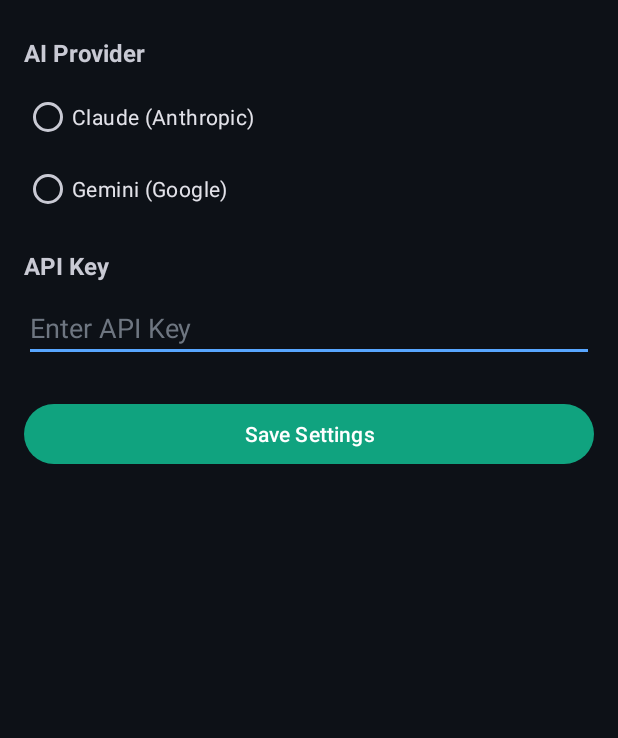
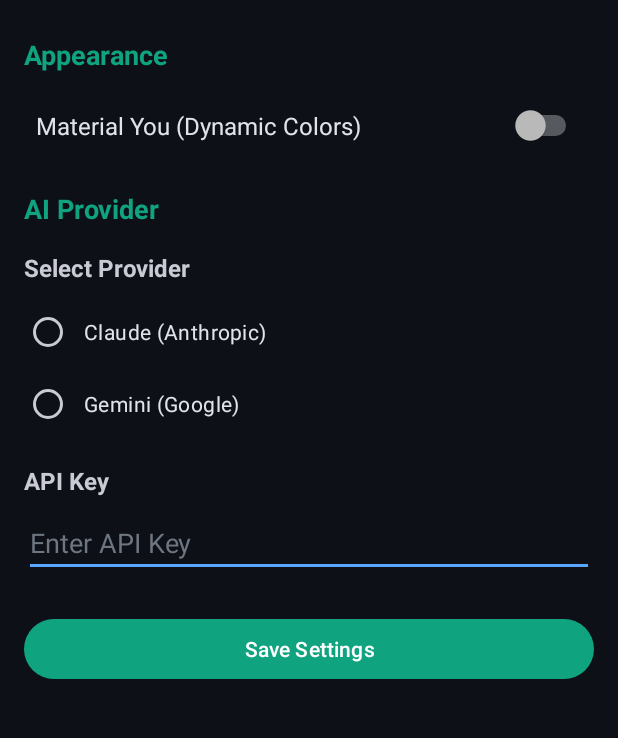
Before and after one commit to thejaustin/termux-ai-app, an Android app: the layout activity_settings.xml on its own in the app's theme, with its tools: preview values and no code run, on a phone screen of 412 x 824 dp, the part 73-811 px from its top. Run offline under Robolectric (Android 15) with nearby library versions, the phone set to English and light mode, and no system bars.

Commit message:
Add Material You (Dynamic Colors) theming option

```diff
--- a/app/src/main/res/layout/activity_settings.xml
+++ b/app/src/main/res/layout/activity_settings.xml
@@ -17,10 +17,39 @@
             android:textStyle="bold"
             android:layout_marginBottom="24dp" />
 
+        <!-- Appearance Section -->
+        <TextView
+            android:layout_width="match_parent"
+            android:layout_height="wrap_content"
+            android:text="Appearance"
+            android:textSize="18sp"
+            android:textStyle="bold"
+            android:textColor="?attr/colorPrimary"
+            android:layout_marginBottom="16dp" />
+
+        <Switch
+            android:id="@+id/dynamic_colors_switch"
+            android:layout_width="match_parent"
+            android:layout_height="wrap_content"
+            android:text="Material You (Dynamic Colors)"
+            android:textSize="16sp"
+            android:padding="8dp"
+            android:layout_marginBottom="24dp" />
+
+        <!-- AI Provider Section -->
         <TextView
             android:layout_width="match_parent"
             android:layout_height="wrap_content"
             android:text="AI Provider"
+            android:textSize="18sp"
+            android:textStyle="bold"
+            android:textColor="?attr/colorPrimary"
+            android:layout_marginBottom="16dp" />
+
+        <TextView
+            android:layout_width="match_parent"
+            android:layout_height="wrap_content"
+            android:text="Select Provider"
             android:textSize="16sp"
             android:textStyle="bold"
             android:layout_marginBottom="8dp" />
@@ -35,13 +64,15 @@
                 android:id="@+id/provider_claude"
                 android:layout_width="wrap_content"
                 android:layout_height="wrap_content"
-                android:text="Claude (Anthropic)" />
+                android:text="Claude (Anthropic)"
+                android:padding="8dp"/>
 
             <RadioButton
                 android:id="@+id/provider_gemini"
                 android:layout_width="wrap_content"
                 android:layout_height="wrap_content"
-                android:text="Gemini (Google)" />
+                android:text="Gemini (Google)"
+                android:padding="8dp"/>
         </RadioGroup>
 
         <TextView
```
Also changed, not shown: app/src/main/java/com/termux/ai/TermuxAIApplication.java (+9 -0 lines), app/src/main/java/com/termux/app/TermuxAISettingsActivity.java (+20 -2 lines).
